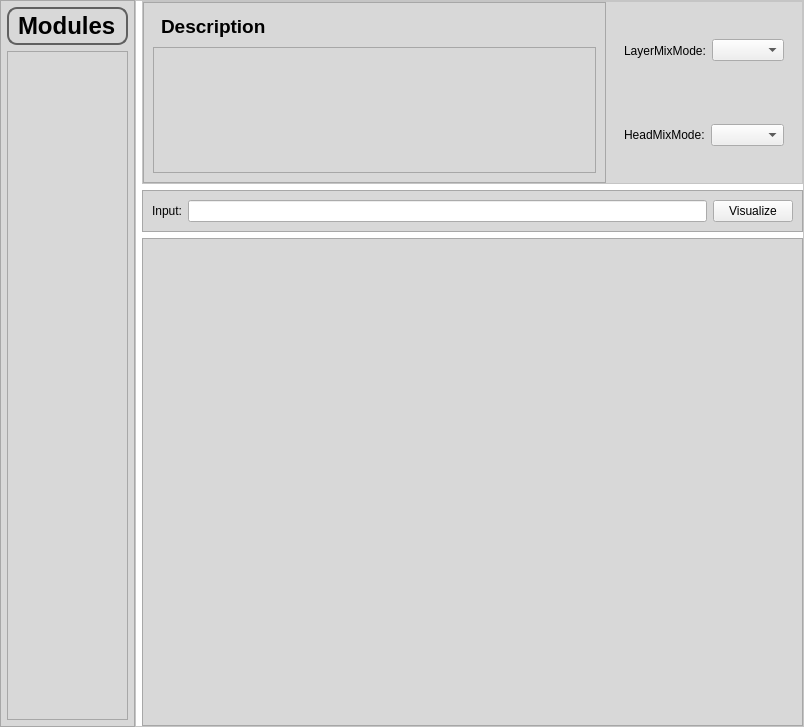
The window that gui/root.ui (suif4599/TransformerViz) describes before a commit, drawn with Qt 5.
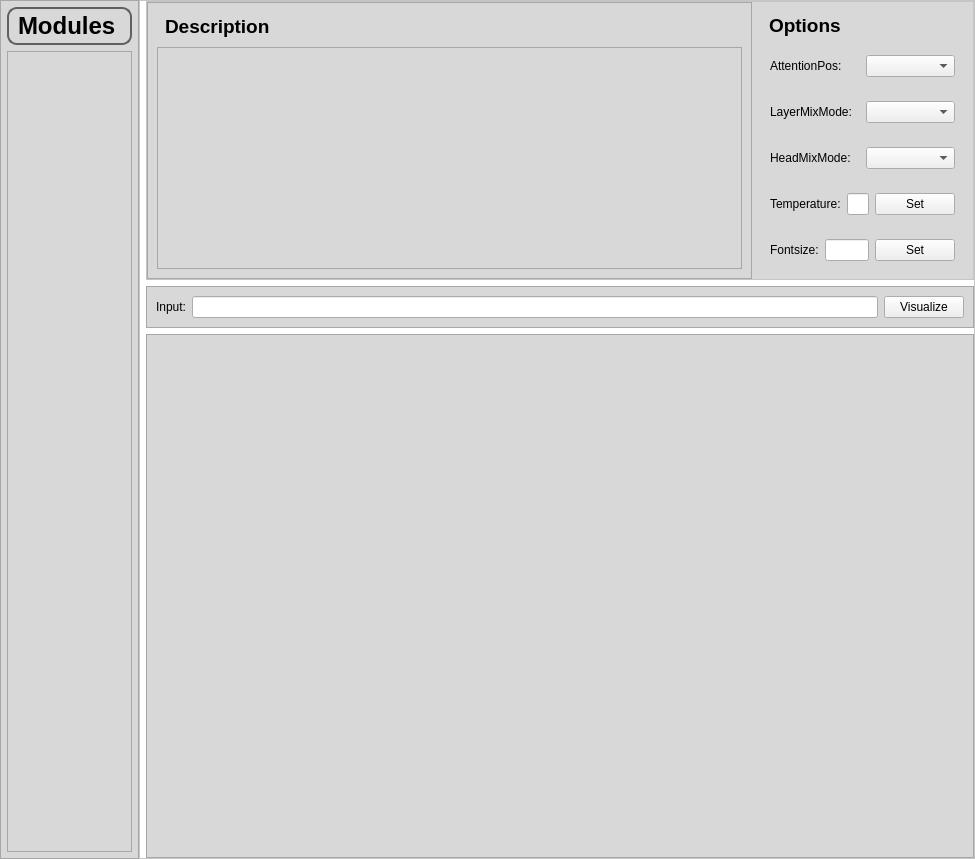
The same window after the commit.

What changed in the file:
```diff
--- a/gui/root.ui
+++ b/gui/root.ui
@@ -6,8 +6,8 @@
    <rect>
     <x>0</x>
     <y>0</y>
-    <width>804</width>
-    <height>727</height>
+    <width>975</width>
+    <height>859</height>
    </rect>
   </property>
   <property name="windowTitle">
@@ -223,6 +223,44 @@
              <enum>QFrame::Raised</enum>
             </property>
             <layout class="QVBoxLayout" name="verticalLayout_5">
+             <item>
+              <widget class="QLabel" name="label_8">
+               <property name="styleSheet">
+                <string notr="true">QLabel {
+    font-weight: bold;
+    font-size:14pt;
+    padding: 3px;
+	qproperty-alignment: AlignCenter;
+}
+</string>
+               </property>
+               <property name="text">
+                <string>Options</string>
+               </property>
+              </widget>
+             </item>
+             <item>
+              <widget class="QFrame" name="position_mode_frame">
+               <property name="frameShape">
+                <enum>QFrame::StyledPanel</enum>
+               </property>
+               <property name="frameShadow">
+                <enum>QFrame::Raised</enum>
+               </property>
+               <layout class="QHBoxLayout" name="horizontalLayout_6">
+                <item>
+                 <widget class="QLabel" name="label_6">
+                  <property name="text">
+                   <string>AttentionPos: </string>
+                  </property>
+                 </widget>
+                </item>
+                <item>
+                 <widget class="QComboBox" name="position_mode_option"/>
+                </item>
+               </layout>
+              </widget>
+             </item>
              <item>
               <widget class="QFrame" name="layer_mix_frame">
                <property name="frameShape">
@@ -267,6 +305,64 @@
                </layout>
               </widget>
              </item>
+             <item>
+              <widget class="QFrame" name="temperature_frame">
+               <property name="frameShape">
+                <enum>QFrame::StyledPanel</enum>
+               </property>
+               <property name="frameShadow">
+                <enum>QFrame::Raised</enum>
+               </property>
+               <layout class="QHBoxLayout" name="horizontalLayout_7">
+                <item>
+                 <widget class="QLabel" name="label_7">
+                  <property name="text">
+                   <string>Temperature:</string>
+                  </property>
+                 </widget>
+                </item>
+                <item>
+                 <widget class="QLineEdit" name="temperature_input"/>
+                </item>
+                <item>
+                 <widget class="QPushButton" name="temperature_set_button">
+                  <property name="text">
+                   <string>Set</string>
+                  </property>
+                 </widget>
+                </item>
+               </layout>
+              </widget>
+             </item>
+             <item>
+              <widget class="QFrame" name="frame">
+               <property name="frameShape">
+                <enum>QFrame::StyledPanel</enum>
+               </property>
+               <property name="frameShadow">
+                <enum>QFrame::Raised</enum>
+               </property>
+               <layout class="QHBoxLayout" name="horizontalLayout_8">
+                <item>
+                 <widget class="QLabel" name="label_9">
+                  <property name="text">
+                   <string>Fontsize:</string>
+                  </property>
+                 </widget>
+                </item>
+                <item>
+                 <widget class="QLineEdit" name="fontsize_input"/>
+                </item>
+                <item>
+                 <widget class="QPushButton" name="fontsize_set_button">
+                  <property name="text">
+                   <string>Set</string>
+                  </property>
+                 </widget>
+                </item>
+               </layout>
+              </widget>
+             </item>
             </layout>
            </widget>
           </item>
```
Left out of the diff: 2 changed lines with no effect on the pictures.
